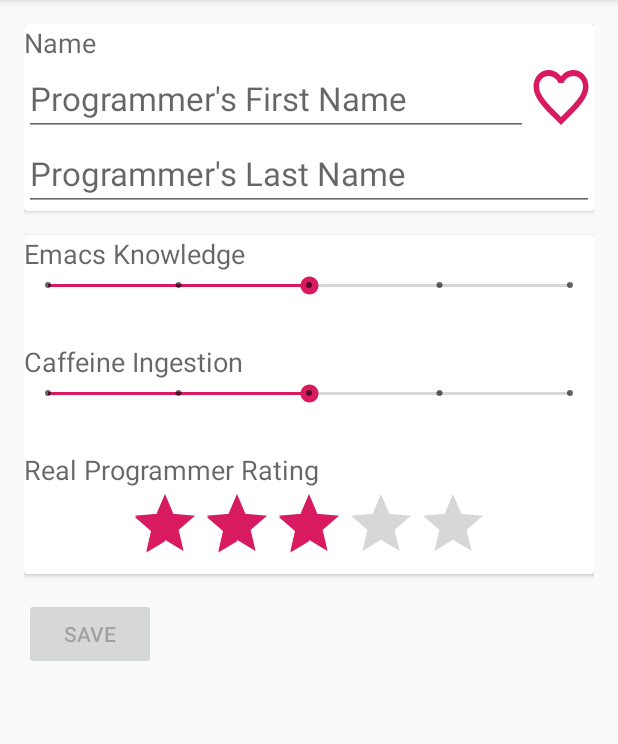
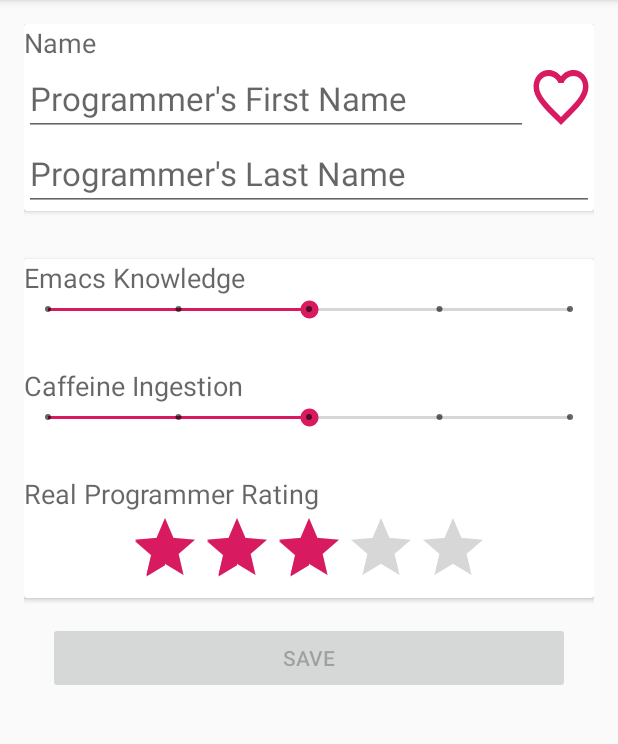
Before and after one commit to BCarlosH/RealProgrammers, an Android app: the fragment ProgrammerEditFragment placed in its activity, on a phone screen of 412 x 824 dp, the part 84-828 px from its top. Run offline under Robolectric (Android 15) with nearby library versions, the phone set to English and light mode, and no system bars; our stand-ins replace Dagger/Hilt's generated code; libraries missing offline, so code that uses them is left out: org.jetbrains.anko; 8 statements that could not run were skipped.

Commit message:
Finish save functionality

```diff
--- a/app/src/main/java/com/example/carlos/realprogrammersnew/domain/usecases/AddProgrammerUseCase.kt
+++ b/app/src/main/java/com/example/carlos/realprogrammersnew/domain/usecases/AddProgrammerUseCase.kt
@@ -9,16 +9,15 @@ import java.util.*
 import javax.inject.Inject
 
 class AddProgrammerUseCase @Inject constructor(
-    private val entitiyGateway: EntityGateway
+    private val entityGateway: EntityGateway
 ) {
 
     var presenter: ProgrammerEditPresenter? by WeakReferenceHolder()
 
 
-    //TODO: esto no se llama
     fun addProgrammer(programmerRequest: ProgrammerRequest) {
         programmerRequest.id = UUIDIdentityGenerator.generateId()
-        entitiyGateway.addProgrammer(programmerRequest.getProgrammer(Date()))
+        entityGateway.addProgrammer(programmerRequest.getProgrammer(Date()))
     }
 
 }
--- a/app/src/main/java/com/example/carlos/realprogrammersnew/platform/views/ProgrammerEditFragment.kt
+++ b/app/src/main/java/com/example/carlos/realprogrammersnew/platform/views/ProgrammerEditFragment.kt
@@ -111,6 +111,7 @@ class ProgrammerEditFragment : Fragment(), Cancelable, ProgrammerEditView {
         prepareFavoriteToggleButton()
         prepareEmacsSeekBar()
         prepareCaffeineSeekBar()
+        prepareSaveButton()
 //        prepareRprRatingBar()
     }
 
@@ -150,8 +151,16 @@ class ProgrammerEditFragment : Fragment(), Cancelable, ProgrammerEditView {
         })
     }
 
+    private fun prepareSaveButton() {
+        save_programmer_button.setOnClickListener { save() }
+    }
+
     override fun enableSaveButton(enabled: Boolean) {
         save_programmer_button.isEnabled = enabled
+    }
+
+    private fun save() {
+        presenter.save()
     }
 
     private fun getEmacsLabel(value: Int): String {
--- a/app/src/main/java/com/example/carlos/realprogrammersnew/presentation/presenters/ProgrammerEditPresenter.kt
+++ b/app/src/main/java/com/example/carlos/realprogrammersnew/presentation/presenters/ProgrammerEditPresenter.kt
@@ -72,5 +72,9 @@ class ProgrammerEditPresenter @Inject constructor(
         updateView()
     }
 
+    fun save() {
+        useCase.addProgrammer(programmerRequest)
+    }
+
 
 }
--- a/app/src/main/res/layout/fragment_add_programmer.xml
+++ b/app/src/main/res/layout/fragment_add_programmer.xml
@@ -67,7 +67,8 @@
 
     <android.support.v7.widget.CardView
         android:layout_width="match_parent"
-        android:layout_height="wrap_content">
+        android:layout_height="wrap_content"
+        android:layout_marginTop="@dimen/activity_vertical_margin">
 
         <LinearLayout
             android:layout_width="match_parent"
@@ -138,9 +139,11 @@
 
     <Button
         android:id="@+id/save_programmer_button"
-        android:layout_width="wrap_content"
+        android:layout_width="match_parent"
         android:layout_height="wrap_content"
-        android:layout_marginTop="16dp"
+        android:layout_marginStart="@dimen/activity_horizontal_margin"
+        android:layout_marginTop="@dimen/activity_vertical_margin"
+        android:layout_marginEnd="@dimen/activity_horizontal_margin"
         android:enabled="false"
         android:text="@string/save" />
 
--- a/app/src/main/res/layout/view_programmer_item.xml
+++ b/app/src/main/res/layout/view_programmer_item.xml
@@ -5,7 +5,7 @@
     android:layout_width="match_parent"
     android:layout_height="wrap_content"
     android:layout_marginBottom="4dp"
-    android:background="@color/colorPrimary">
+    android:background="@color/colorPrimaryLight">
 
     <TextView
         android:id="@+id/item_programmer_name_text_view"
--- a/app/src/main/res/values/colors.xml
+++ b/app/src/main/res/values/colors.xml
@@ -1,6 +1,7 @@
 <?xml version="1.0" encoding="utf-8"?>
 <resources>
     <color name="colorPrimary">#008577</color>
+    <color name="colorPrimaryLight">#8FD7BD</color>
     <color name="colorPrimaryDark">#00574B</color>
     <color name="colorAccent">#D81B60</color>
 </resources>
--- a/app/src/main/res/values/dimens.xml
+++ b/app/src/main/res/values/dimens.xml
@@ -2,6 +2,6 @@
     <!-- Default screen margins, per the Android Design guidelines. -->
     <dimen name="activity_horizontal_margin">16dp</dimen>
     <dimen name="activity_vertical_margin">16dp</dimen>
-    <dimen name="item_vertical_space">4dp</dimen>
+    <dimen name="item_vertical_space">8dp</dimen>
     <dimen name="fab_margin">16dp</dimen>
 </resources>
```
